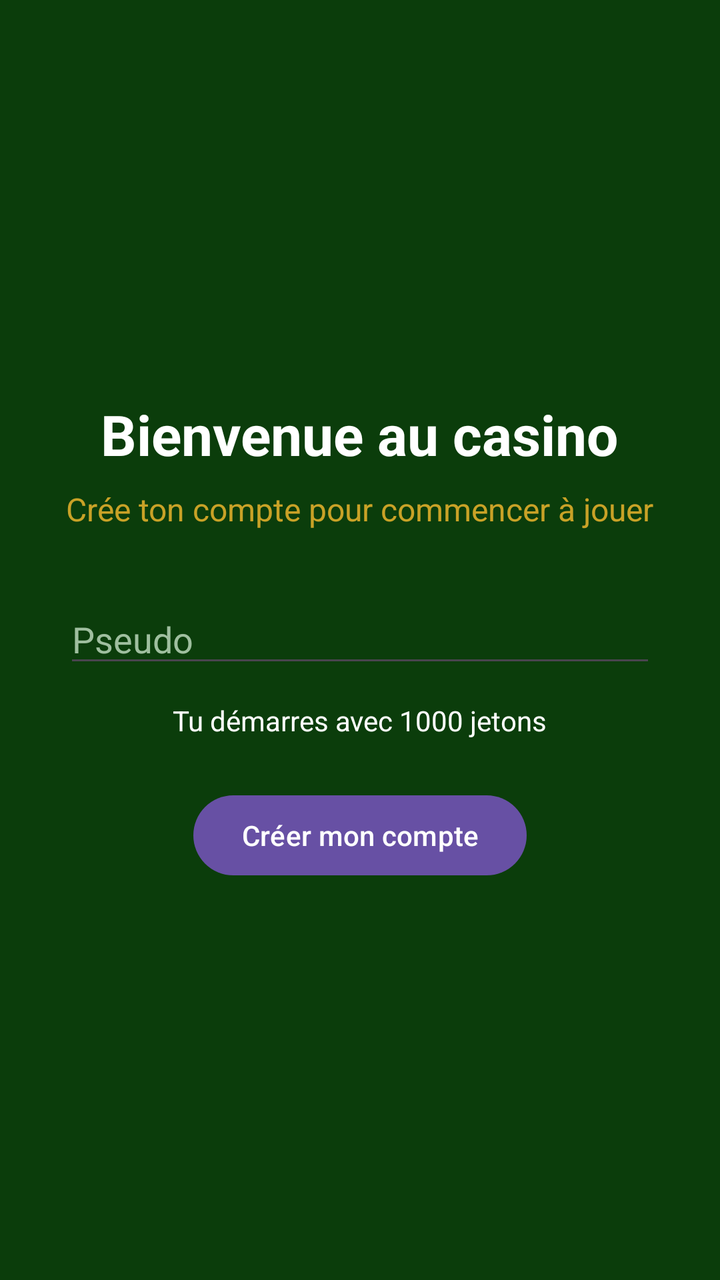
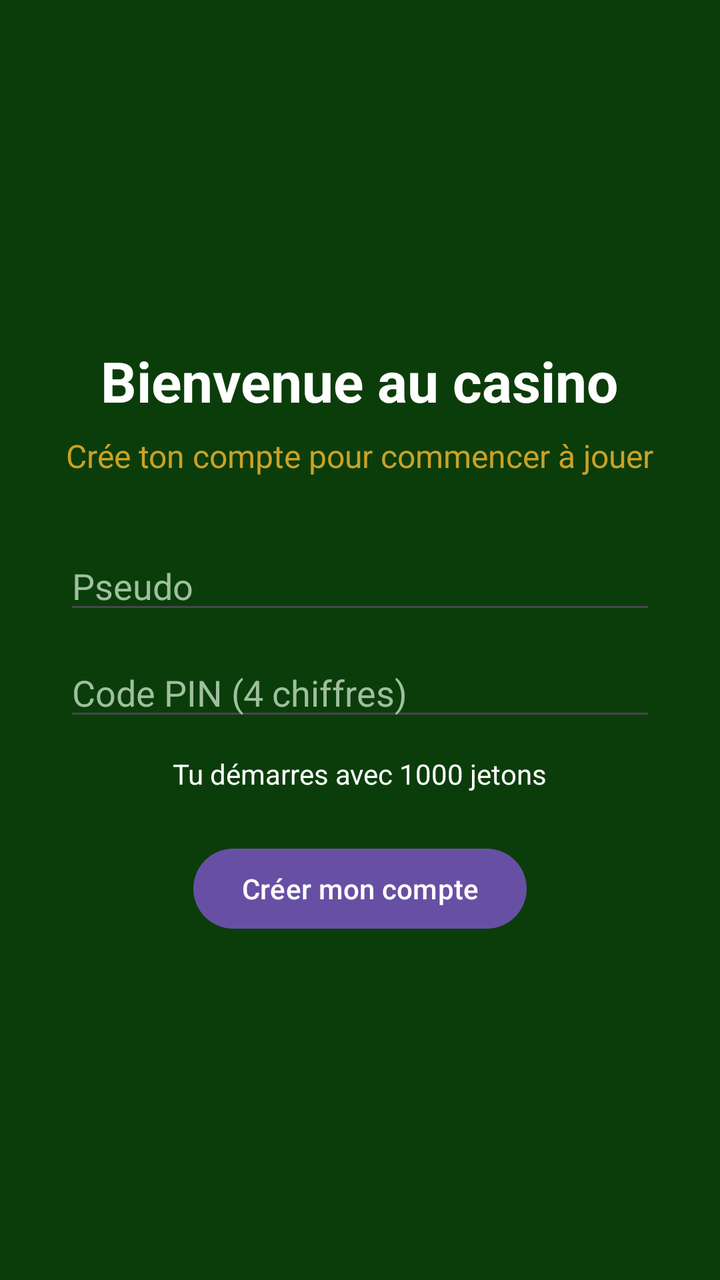

Compare the two renders of this Android layout. The source of the first and the diff that turns it into the second are given below.
<!-- AndroidManifest.xml: application theme Theme.My_Application_Sandbox -->
<!-- res/layout/activity_account.xml -->
<?xml version="1.0" encoding="utf-8"?>
<LinearLayout xmlns:android="http://schemas.android.com/apk/res/android"
    android:id="@+id/main"
    android:layout_width="match_parent"
    android:layout_height="match_parent"
    android:background="#0B3D0B"
    android:gravity="center"
    android:orientation="vertical"
    android:padding="32dp">

    <TextView
        android:layout_width="wrap_content"
        android:layout_height="wrap_content"
        android:text="Bienvenue au casino"
        android:textColor="#FFFFFF"
        android:textSize="28sp"
        android:textStyle="bold" />

    <TextView
        android:layout_width="wrap_content"
        android:layout_height="wrap_content"
        android:layout_marginTop="8dp"
        android:text="Crée ton compte pour commencer à jouer"
        android:textColor="#C9A227"
        android:textSize="16sp" />

    <EditText
        android:id="@+id/edit_name"
        android:layout_width="match_parent"
        android:layout_height="wrap_content"
        android:layout_marginTop="32dp"
        android:hint="Pseudo"
        android:imeOptions="actionDone"
        android:inputType="textPersonName"
        android:maxLength="16"
        android:singleLine="true"
        android:textColor="#FFFFFF"
        android:textColorHint="#9FBF9F" />

    <TextView
        android:layout_width="wrap_content"
        android:layout_height="wrap_content"
        android:layout_marginTop="12dp"
        android:text="Tu démarres avec 1000 jetons"
        android:textColor="#FFFFFF"
        android:textSize="14sp" />

    <Button
        android:id="@+id/btn_create"
        android:layout_width="wrap_content"
        android:layout_height="wrap_content"
        android:layout_marginTop="24dp"
        android:text="Créer mon compte" />
</LinearLayout>
<!-- resources referenced by this layout -->
<resources>
  <style name="Theme.My_Application_Sandbox" parent="Base.Theme.My_Application_Sandbox" />
  <style name="Base.Theme.My_Application_Sandbox" parent="Theme.Material3.DayNight.NoActionBar">
          
          
      </style>
</resources>

<!-- the commit's change to res/layout/activity_account.xml (unified diff, before → after) -->
@@ -37,6 +37,19 @@
         android:textColor="#FFFFFF"
         android:textColorHint="#9FBF9F" />
 
+    <EditText
+        android:id="@+id/edit_pin"
+        android:layout_width="match_parent"
+        android:layout_height="wrap_content"
+        android:layout_marginTop="12dp"
+        android:hint="Code PIN (4 chiffres)"
+        android:imeOptions="actionDone"
+        android:inputType="numberPassword"
+        android:maxLength="4"
+        android:singleLine="true"
+        android:textColor="#FFFFFF"
+        android:textColorHint="#9FBF9F" />
+
     <TextView
         android:layout_width="wrap_content"
         android:layout_height="wrap_content"
